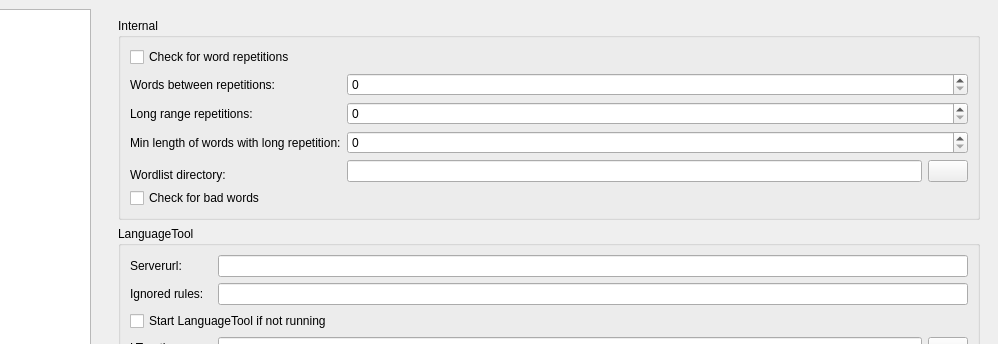
Above: configdialog.ui from svn2github/texstudio-trunk before the change; both pictures show x 118 to 1116 and y 0 to 344 of the 1116 by 674 pixel window. Below: the same form after it.
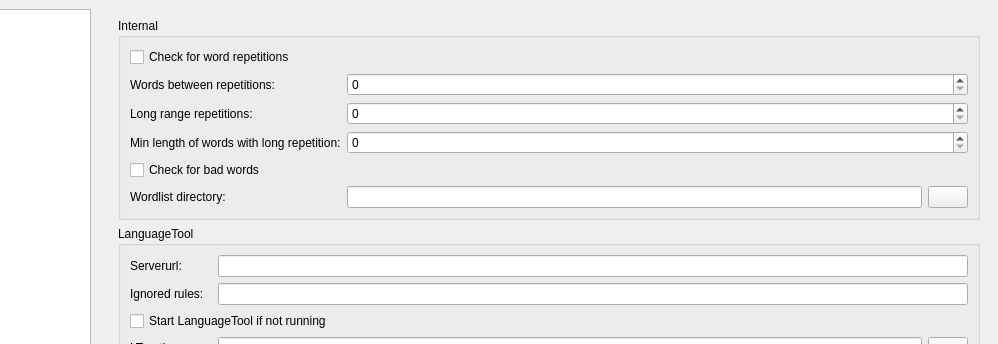
That is the form after the change. The open tabs and pages were chosen to show the change. Icons and pictures are not drawn.

Commit message: clearer grammer options

Patch:
```diff
--- a/configdialog.ui
+++ b/configdialog.ui
@@ -1999,39 +1999,12 @@
            </widget>
           </item>
           <item row="1" column="1" colspan="2">
-           <widget class="QSpinBox" name="spinBoxGrammarRepetitionDistance"/>
-          </item>
-          <item row="4" column="2" rowspan="2">
-           <widget class="QPushButton" name="pushButtonGrammarWordlists">
-            <property name="sizePolicy">
-             <sizepolicy hsizetype="Maximum" vsizetype="Fixed">
-              <horstretch>0</horstretch>
-              <verstretch>0</verstretch>
-             </sizepolicy>
+           <widget class="QSpinBox" name="spinBoxGrammarRepetitionDistance">
+            <property name="toolTip">
+             <string>Equal words are marked as repetition if there are no more than this number of words between them.</string>
             </property>
-            <property name="text">
-             <string/>
-            </property>
-            <property name="icon">
-             <iconset resource="texstudio.qrc">
-              <normaloff>:/classic/images/classic/fileopen.png</normaloff>:/classic/images/classic/fileopen.png</iconset>
-            </property>
-           </widget>
-          </item>
-          <item row="5" column="0">
-           <widget class="QLabel" name="label_48">
-            <property name="text">
-             <string>Wordlist directory:</string>
-            </property>
-           </widget>
-          </item>
-          <item row="4" column="1" rowspan="2">
-           <widget class="QLineEdit" name="lineEditGrammarWordlists"/>
-          </item>
-          <item row="6" column="0">
-           <widget class="QCheckBox" name="checkBoxGrammarBadWordCheck">
-            <property name="text">
-             <string>Check for bad words</string>
+            <property name="advancedOption" stdset="0">
+             <bool>true</bool>
             </property>
            </widget>
           </item>
@@ -2053,6 +2026,50 @@
             <property name="text">
              <string>Min length of words with long repetition:</string>
             </property>
+            <property name="advancedOption" stdset="0">
+             <bool>true</bool>
+            </property>
+           </widget>
+          </item>
+          <item row="5" column="0">
+           <widget class="QLabel" name="label_48">
+            <property name="text">
+             <string>Wordlist directory:</string>
+            </property>
+           </widget>
+          </item>
+          <item row="4" column="0">
+           <widget class="QCheckBox" name="checkBoxGrammarBadWordCheck">
+            <property name="toolTip">
+             <string>Certain informal or weak words will be highlighted.</string>
+            </property>
+            <property name="text">
+             <string>Check for bad words</string>
+            </property>
+           </widget>
+          </item>
+          <item row="5" column="1">
+           <widget class="QLineEdit" name="lineEditGrammarWordlists">
+            <property name="toolTip">
+             <string>Directory containing the lists which words are &quot;bad&quot; or may be repeated.</string>
+            </property>
+           </widget>
+          </item>
+          <item row="5" column="2">
+           <widget class="QPushButton" name="pushButtonGrammarWordlists">
+            <property name="sizePolicy">
+             <sizepolicy hsizetype="Maximum" vsizetype="Fixed">
+              <horstretch>0</horstretch>
+              <verstretch>0</verstretch>
+             </sizepolicy>
+            </property>
+            <property name="text">
+             <string/>
+            </property>
+            <property name="icon">
+             <iconset resource="texstudio.qrc">
+              <normaloff>:/classic/images/classic/fileopen.png</normaloff>:/classic/images/classic/fileopen.png</iconset>
+            </property>
            </widget>
           </item>
          </layout>
```
Left out of the diff: 105 changed lines with no effect on the pictures.
